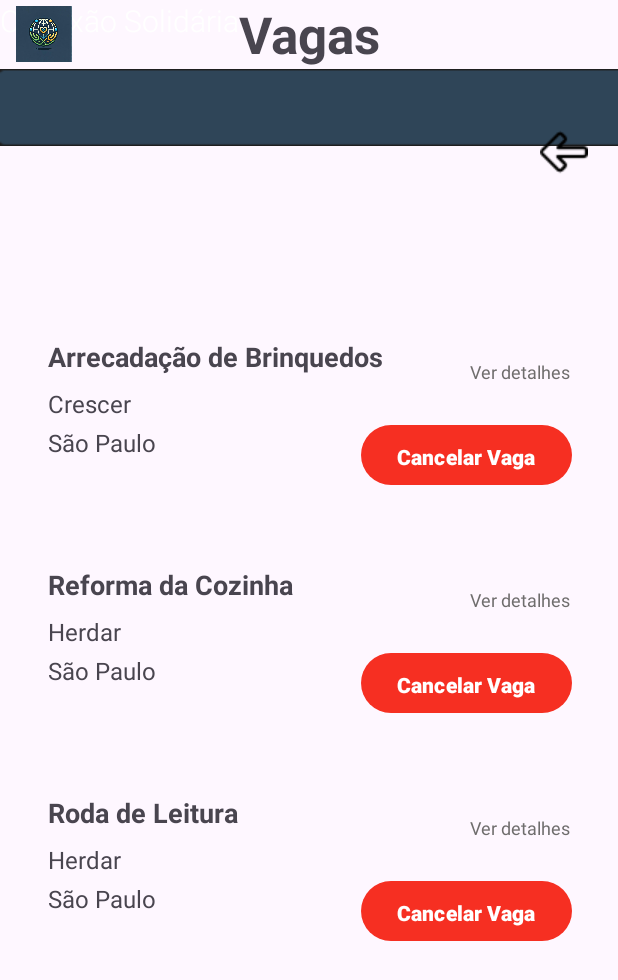
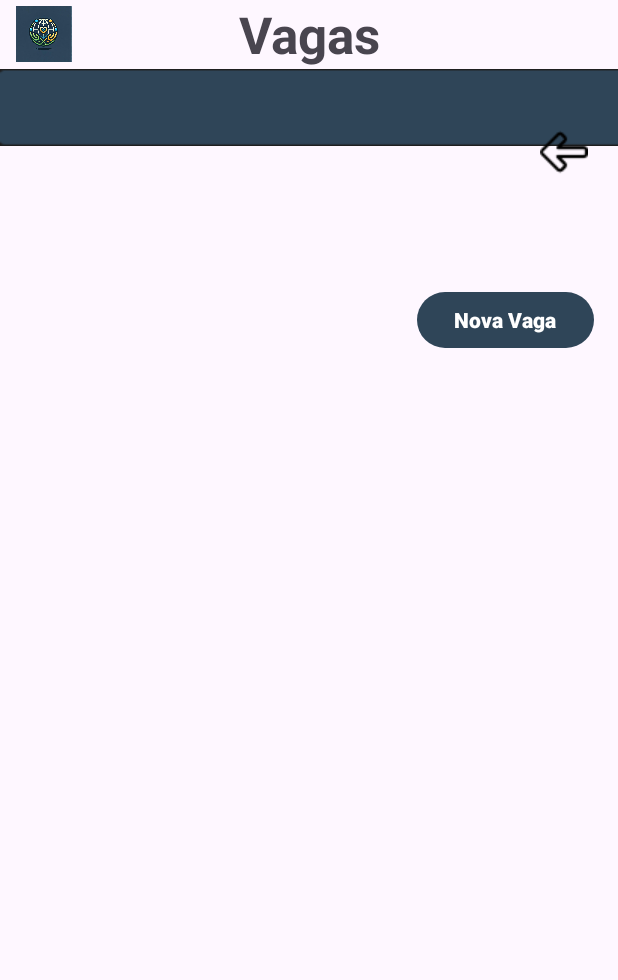
Before and after one commit to Josue-PN-Junior/projeto-app, an Android app: the activity_vagasong screen opened directly, with no data from a screen before it, on a phone screen of 412 x 824 dp. Shown: the top 980 px of the screen. Run offline under Robolectric (Android 15) with nearby library versions, the phone set to English and light mode, and no system bars.

Commit message:
mudancas bd, FORM E VAGAS PRONTO

```diff
--- a/app/src/main/java/com/example/app_developer/activity_vagasong.java
+++ b/app/src/main/java/com/example/app_developer/activity_vagasong.java
@@ -1,5 +1,6 @@
 package com.example.app_developer;
 
+import android.content.SharedPreferences;
 import android.os.Bundle;
 import androidx.appcompat.app.AppCompatActivity;
 import androidx.recyclerview.widget.LinearLayoutManager;
@@ -23,14 +24,43 @@ public class activity_vagasong extends AppCompatActivity {
         recyclerView = findViewById(R.id.recyclerViewVagas);
         recyclerView.setLayoutManager(new LinearLayoutManager(this));
 
-        // Criar a lista de vagas
-        vagas = new ArrayList<>();
-        vagas.add(new Vaga("Arrecadação de Brinquedos", "Crescer", "São Paulo", "05/03/2024","11 horas ate´14 horas", "Maioridade","Reforma","5"));
-        vagas.add(new Vaga("Reforma da Cozinha", "Herdar", "São Paulo", "06/03/2024","11 horas ate´14 horas", "Maioridade","Reforma","6"));
-        vagas.add(new Vaga("Roda de Leitura", "Herdar", "São Paulo", "07/03/2024","11 horas ate´14 horas", "Maioridade","Reforma","7"));
+        // Carregar as vagas salvas
+        vagas = loadVagas();
 
         // Criar o Adapter e associar com a RecyclerView
         vagaAdpter = new VagaAdpter(vagas);
         recyclerView.setAdapter(vagaAdpter);
     }
+
+    // Método para carregar as vagas salvas usando SharedPreferences
+    private List<Vaga> loadVagas() {
+        List<Vaga> vagas = new ArrayList<>();
+        SharedPreferences sharedPreferences = getSharedPreferences("vagas", MODE_PRIVATE);
+
+        // Recuperar todas as vagas salvas no SharedPreferences
+        for (String id : sharedPreferences.getAll().keySet()) {
+            String vagaData = sharedPreferences.getString(id, null);
+            if (vagaData != null) {
+                // Dividir a string para extrair os dados da vaga
+                String[] dadosVaga = vagaData.split(";");
+
+                // Criar a vaga a partir dos dados
+                if (dadosVaga.length == 7) {
+                    Vaga vaga = new Vaga(
+                            dadosVaga[0], // titulo
+                            dadosVaga[1], // instituicao
+                            dadosVaga[2], // local
+                            dadosVaga[3], // data
+                            dadosVaga[4], // horario
+                            dadosVaga[5], // requisitos
+                            dadosVaga[6], // detalhamento
+                            id // idvaga
+                    );
+                    vagas.add(vaga);
+                }
+            }
+        }
+
+        return vagas;
+    }
 }
--- a/app/src/main/java/com/example/app_developer/atividadesrealizadasdetalhes.java
+++ b/app/src/main/java/com/example/app_developer/atividadesrealizadasdetalhes.java
@@ -79,7 +79,7 @@ public class atividadesrealizadasdetalhes extends AppCompatActivity {
             @Override
             public void onClick(View v) {
                 // Criar a Intent para abrir a VagasVoluntariosActivity
-                Intent intent = new Intent(atividadesrealizadasdetalhes.this, VagasVoluntarios.class);
+                Intent intent = new Intent(atividadesrealizadasdetalhes.this, activity_vagasong.class);
                 startActivity(intent);  // Inicia a nova Activity
             }
         });
--- a/app/src/main/res/layout/activity_vagasong.xml
+++ b/app/src/main/res/layout/activity_vagasong.xml
@@ -37,17 +37,6 @@
         tools:layout_editor_absoluteX="-19dp"
         tools:layout_editor_absoluteY="-47dp" />
 
-    <TextView
-        android:id="@+id/textView8"
-        android:layout_width="wrap_content"
-        android:layout_height="wrap_content"
-        android:fontFamily="sans-serif-light"
-        android:text="Conexão Solidária"
-        android:textColor="@color/white"
-        android:textSize="20sp"
-        tools:layout_editor_absoluteX="58dp"
-        tools:layout_editor_absoluteY="13dp" />
-
     <!-- Imagem do logo da aplicação -->
 
     <!-- Imagem para a seta -->
@@ -63,7 +52,7 @@
         app:layout_constraintHorizontal_bias="0.0"
         app:layout_constraintStart_toStartOf="parent"
         app:layout_constraintTop_toBottomOf="@+id/imageView2"
-        app:layout_constraintVertical_bias="1.0" />
+        app:layout_constraintVertical_bias="0.0" />
 
     <ImageView
         android:id="@+id/imageView6"
@@ -87,4 +76,16 @@
         app:layout_constraintVertical_bias="0.669"
         app:srcCompat="@drawable/seta_direita" />
 
+    <Button
+        android:id="@+id/button7"
+        android:layout_width="118dp"
+        android:layout_height="45dp"
+        android:layout_marginEnd="16dp"
+        android:layout_marginBottom="588dp"
+        android:text="Nova Vaga"
+        android:textStyle="bold"
+        app:backgroundTint="#2F4558"
+        app:layout_constraintBottom_toBottomOf="parent"
+        app:layout_constraintEnd_toEndOf="parent" />
+
 </androidx.constraintlayout.widget.ConstraintLayout>
```
Also changed, not shown: app/src/main/java/com/example/app_developer/DataManager.java (+71 -94 lines), app/src/main/java/com/example/app_developer/formularioong.java (+55 -114 lines).
